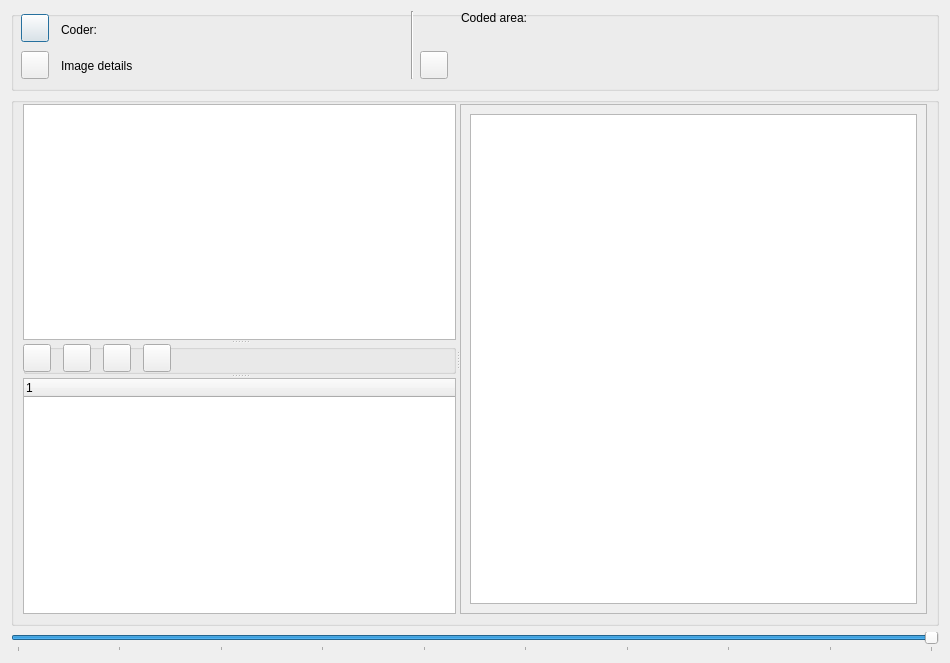
ccbogel/QualCoder, file GUI_UIs/ui_dialog_code_image.ui: the form before one commit.
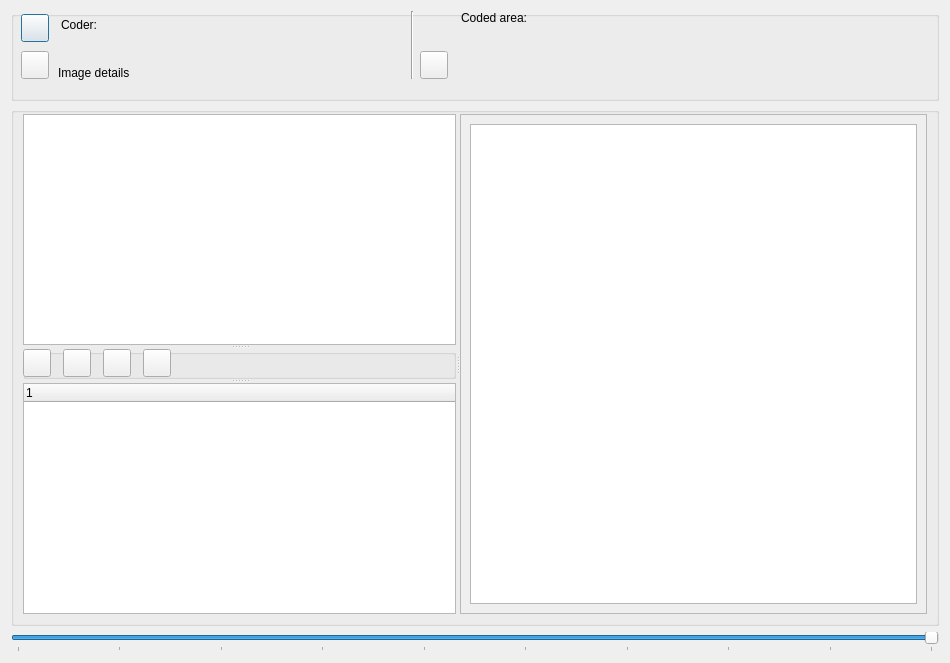
The form after the commit.

```diff
--- a/GUI_UIs/ui_dialog_code_image.ui
+++ b/GUI_UIs/ui_dialog_code_image.ui
@@ -19,13 +19,13 @@
      <property name="minimumSize">
       <size>
        <width>0</width>
-       <height>80</height>
+       <height>90</height>
       </size>
      </property>
      <property name="maximumSize">
       <size>
        <width>16777215</width>
-       <height>80</height>
+       <height>90</height>
       </size>
      </property>
      <property name="title">
@@ -51,7 +51,7 @@
       <property name="geometry">
        <rect>
         <x>50</x>
-        <y>5</y>
+        <y>0</y>
         <width>331</width>
         <height>28</height>
        </rect>
@@ -63,10 +63,10 @@
      <widget class="QLabel" name="label_image">
       <property name="geometry">
        <rect>
-        <x>50</x>
+        <x>47</x>
         <y>41</y>
         <width>341</width>
-        <height>28</height>
+        <height>41</height>
        </rect>
       </property>
       <property name="text">
@@ -301,7 +301,7 @@
             <x>0</x>
             <y>0</y>
             <width>467</width>
-            <height>512</height>
+            <height>494</height>
            </rect>
           </property>
           <layout class="QGridLayout" name="gridLayout_3">
```
